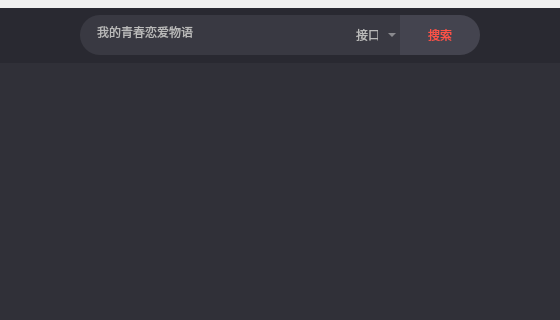
The window that ui/ui_designer/ui_file/forms/mainForm.ui (tanyiqu/AnimeArtifactPro) describes before a commit, drawn with Qt 5; both pictures show x 184 to 744 and y 0 to 320 of the 1000 by 800 pixel window.
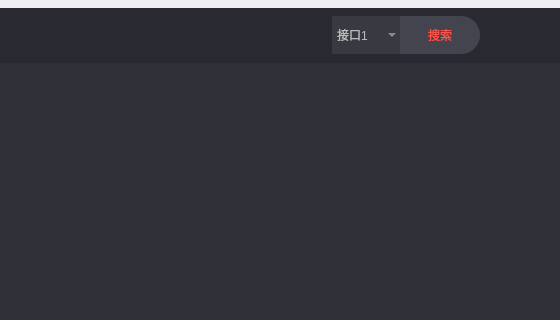
The same window after the commit. The open tabs and pages were chosen to show the change.

The edit to the form file:
```diff
--- a/ui/ui_designer/ui_file/forms/mainForm.ui
+++ b/ui/ui_designer/ui_file/forms/mainForm.ui
@@ -365,12 +365,48 @@
           <number>0</number>
          </property>
          <item row="0" column="1">
+          <widget class="QPushButton" name="btnSearch">
+           <property name="minimumSize">
+            <size>
+             <width>80</width>
+             <height>38</height>
+            </size>
+           </property>
+           <property name="maximumSize">
+            <size>
+             <width>80</width>
+             <height>38</height>
+            </size>
+           </property>
+           <property name="styleSheet">
+            <string notr="true">QPushButton{
+background-color: #44444f;
+color: #ff5246;
+border-top-right-radius : 19px;
+border-bottom-right-radius : 19px;
+border-top-left-radius : 0;
+font: 12pt &quot;微软雅黑&quot;;
+}
+QPushButton:hover{
+background-color: #ff5246;
+color: #ffffff;
+}
+QPushButton:pressed{
+color: #7f7f7f;
+}</string>
+           </property>
+           <property name="text">
+            <string>搜索</string>
+           </property>
+          </widget>
+         </item>
+         <item row="0" column="0">
           <widget class="QWidget" name="widget" native="true">
            <property name="styleSheet">
             <string notr="true">background-color: #393942;
 border-radius : 0;</string>
            </property>
-           <layout class="QHBoxLayout" name="horizontalLayout" stretch="0">
+           <layout class="QHBoxLayout" name="horizontalLayout" stretch="0,0">
             <property name="spacing">
              <number>0</number>
             </property>
@@ -386,18 +422,56 @@
             <property name="bottomMargin">
              <number>0</number>
             </property>
+            <item>
+             <widget class="QWidget" name="widget_2" native="true">
+              <property name="minimumSize">
+               <size>
+                <width>252</width>
+                <height>38</height>
+               </size>
+              </property>
+              <property name="maximumSize">
+               <size>
+                <width>16777215</width>
+                <height>38</height>
+               </size>
+              </property>
+              <property name="styleSheet">
+               <string notr="true">background:transent;
+
+background-color: #292931;</string>
+              </property>
+              <layout class="QGridLayout" name="gridSearchBar">
+               <property name="leftMargin">
+                <number>0</number>
+               </property>
+               <property name="topMargin">
+                <number>0</number>
+               </property>
+               <property name="rightMargin">
+                <number>0</number>
+               </property>
+               <property name="bottomMargin">
+                <number>0</number>
+               </property>
+               <property name="spacing">
+                <number>0</number>
+               </property>
+              </layout>
+             </widget>
+            </item>
             <item>
              <widget class="QComboBox" name="comboSelectInterface">
               <property name="minimumSize">
                <size>
-                <width>0</width>
-                <height>40</height>
+                <width>68</width>
+                <height>38</height>
                </size>
               </property>
               <property name="maximumSize">
                <size>
-                <width>100</width>
-                <height>40</height>
+                <width>68</width>
+                <height>38</height>
                </size>
               </property>
               <property name="focusPolicy">
@@ -433,76 +507,6 @@
            </layout>
           </widget>
          </item>
-         <item row="0" column="2">
-          <widget class="QPushButton" name="btnSearch">
-           <property name="minimumSize">
-            <size>
-             <width>80</width>
-             <height>40</height>
-            </size>
-           </property>
-           <property name="maximumSize">
-            <size>
-             <width>80</width>
-             <height>40</height>
-            </size>
-           </property>
-           <property name="styleSheet">
-            <string notr="true">QPushButton{
-background-color: #44444f;
-color: #ff5246;
-border-top-right-radius : 20px;
-border-bottom-right-radius : 20px;
-border-top-left-radius : 0;
-font: 12pt &quot;微软雅黑&quot;;
-}
-QPushButton:hover{
-background-color: #ff5246;
-color: #ffffff;
-}
-QPushButton:pressed{
-color: #7f7f7f;
-}</string>
-           </property>
-           <property name="text">
-            <string>搜索</string>
-           </property>
-          </widget>
-         </item>
-         <item row="0" column="0">
-          <widget class="QLineEdit" name="txtSearchword">
-           <property name="minimumSize">
-            <size>
-             <width>0</width>
-             <height>40</height>
-            </size>
-           </property>
-           <property name="maximumSize">
-            <size>
-             <width>16777215</width>
-             <height>40</height>
-            </size>
-           </property>
-           <property name="styleSheet">
-            <string notr="true">QLineEdit{
-background-color: #393942;
-color: #bababa;
-border-top-left-radius : 20px;
-border-bottom-left-radius : 20px;
-border-top-right-radius : 0;
-font: 13pt &quot;微软雅黑&quot;;
-padding-left:15px;
-}
-QLineEdit:hover{
-background-color: #373036;
-border: 1px solid #393942;
-}</string>
-           </property>
-           <property name="text">
-            <string>我的青春恋爱物语</string>
-           </property>
-          </widget>
-         </item>
         </layout>
        </widget>
       </item>
```
Left out of the diff: 4 changed lines with no effect on the pictures.
